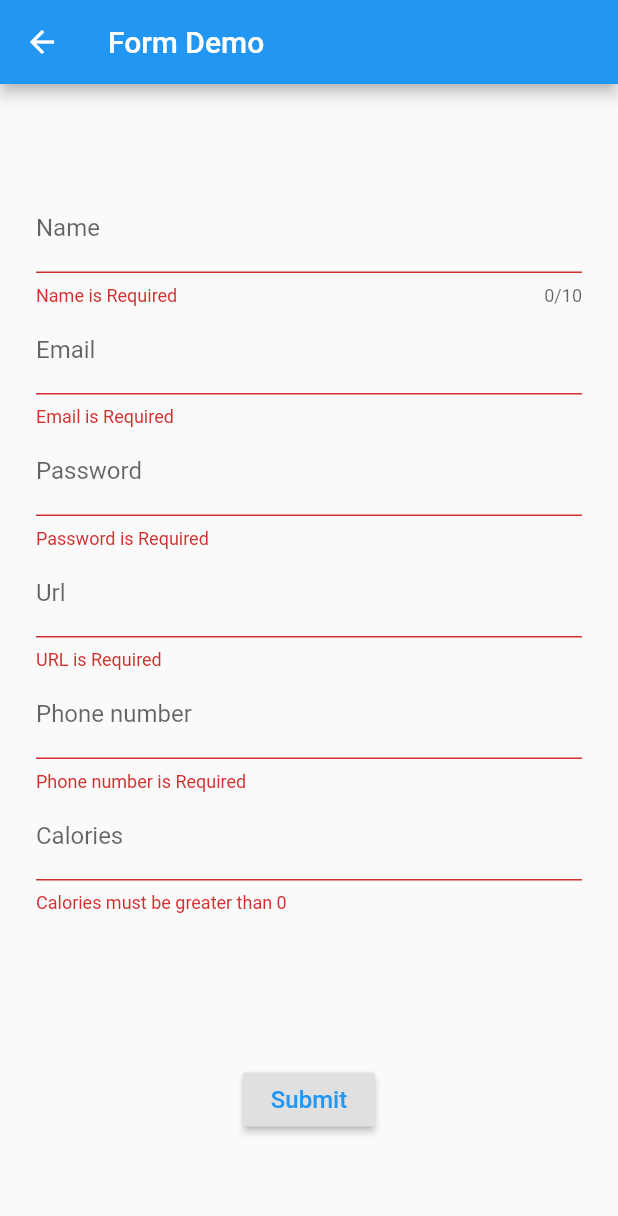
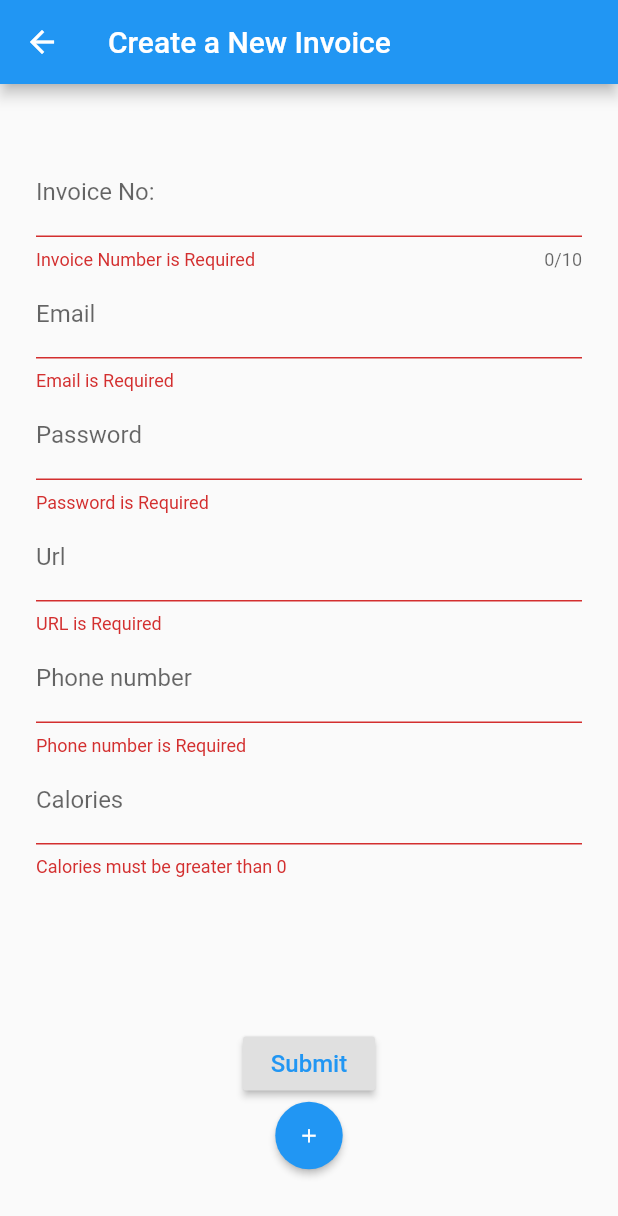
Before and after one commit to sayyidkhan/learning_flutter, a Flutter app: the FormScreen screen opened by its route, after a tap on "Submit", on a phone screen of 412 x 824 dp. Shown: the top 1216 px of the screen. Run offline on Flutter 3.47's test engine with Material 2 defaults, Android fonts, the phone set to English and light mode, and no system bars; our stand-ins replace google_fonts, pdf, printing; missing offline and left inert: flutter_full_pdf_viewer.

Commit message:
added a form to create a new pdf, currently the form is still a work in progress

```diff
--- a/pdf_test/lib/constant/DummyContent.dart
+++ b/pdf_test/lib/constant/DummyContent.dart
@@ -87,7 +87,7 @@ class Content2 {
 //              style:
             ),
             widgets.Text(
-              "No. 01/12/2019",
+              "No: 01/12/2019",
 //              style: widgets.TextStyle(
 //                font: ralewayBold,
 //                fontSize: 24.0,
@@ -166,6 +166,7 @@ class Content2 {
                   ["No","Service","Net Price","VAT Rate","Total Gross"],
                   ["1","Flutter Development","\$1000","-","\$1000"],
                   ["2","Gatsby Development","\$500","-","\$500"],
+                  ["3","React Development","\$5000","-","\$5000"],
                 ]
             ),
             widgets.SizedBox(height: 1.0 * PdfPageFormat.cm),
--- a/pdf_test/lib/main.dart
+++ b/pdf_test/lib/main.dart
@@ -11,7 +11,7 @@ class MyApp extends StatelessWidget {
   @override
   Widget build(BuildContext context) {
     return MaterialApp(
-      title: 'Flutter Demo',
+      title: 'Invoice App',
       theme: ThemeData(
         primarySwatch: Colors.blue,
       ),
@@ -48,7 +48,7 @@ class MyHomePage extends StatelessWidget {
           icon: const Icon(Icons.add),
           tooltip: 'add new invoice',
           onPressed: () {
-            Navigator.pushNamed(context,  FormScreen.routeName );
+            Navigator.pushNamed( context,  FormScreen.routeName );
           }
         ),
       ),
--- a/pdf_test/lib/screen/FormScreen.dart
+++ b/pdf_test/lib/screen/FormScreen.dart
@@ -11,7 +11,7 @@ class FormScreen extends StatefulWidget {
 
 class FormScreenState extends State<FormScreen> {
 
-  String _name;
+  String _invoiceNumber;
   String _email;
   String _password;
   String _url;
@@ -20,24 +20,24 @@ class FormScreenState extends State<FormScreen> {
 
   final GlobalKey<FormState> _formKey = GlobalKey<FormState>();
 
-  Widget _buildName() {
+  Widget _buildInvoiceNumber() {
     return TextFormField(
-      decoration: InputDecoration(labelText: 'Name'),
+      decoration: InputDecoration(labelText: 'Invoice No:'),
       maxLength: 10,
       validator: (String value) {
         if (value.isEmpty) {
-          return 'Name is Required';
+          return 'Invoice Number is Required';
         }
-
         return null;
       },
       onSaved: (String value) {
-        _name = value;
+        _invoiceNumber = value;
       },
     );
   }
 
   Widget _buildEmail() {
+    const regExp = r"[a-z0-9!#$%&'*+/=?^_`{|}~-]+(?:\.[a-z0-9!#$%&'*+/=?^_`{|}~-]+)*@(?:[a-z0-9](?:[a-z0-9-]*[a-z0-9])?\.)+[a-z0-9](?:[a-z0-9-]*[a-z0-9])?";
     return TextFormField(
       decoration: InputDecoration(labelText: 'Email'),
       validator: (String value) {
@@ -45,8 +45,7 @@ class FormScreenState extends State<FormScreen> {
           return 'Email is Required';
         }
 
-        if (!RegExp(
-            r"[a-z0-9!#$%&'*+/=?^_`{|}~-]+(?:\.[a-z0-9!#$%&'*+/=?^_`{|}~-]+)*@(?:[a-z0-9](?:[a-z0-9-]*[a-z0-9])?\.)+[a-z0-9](?:[a-z0-9-]*[a-z0-9])?")
+        if (!RegExp(regExp)
             .hasMatch(value)) {
           return 'Please enter a valid email Address';
         }
@@ -132,7 +131,7 @@ class FormScreenState extends State<FormScreen> {
   @override
   Widget build(BuildContext context) {
     return Scaffold(
-      appBar: AppBar(title: Text("Form Demo")),
+      appBar: AppBar(title: Text("Create a New Invoice")),
       body: Container(
         margin: EdgeInsets.all(24),
         child: Form(
@@ -140,7 +139,7 @@ class FormScreenState extends State<FormScreen> {
           child: Column(
             mainAxisAlignment: MainAxisAlignment.center,
             children: <Widget>[
-              _buildName(),
+              _buildInvoiceNumber(),
               _buildEmail(),
               _buildPassword(),
               _builURL(),
@@ -159,7 +158,7 @@ class FormScreenState extends State<FormScreen> {
 
                   _formKey.currentState.save();
 
-                  print(_name);
+                  print(_invoiceNumber);
                   print(_email);
                   print(_phoneNumber);
                   print(_url);
@@ -168,7 +167,19 @@ class FormScreenState extends State<FormScreen> {
 
                   //Send to API
                 },
-              )
+              ),
+              RawMaterialButton(
+                onPressed: () {},
+                elevation: 2.0,
+                fillColor: Colors.blue,
+                child: Icon(
+                  Icons.add,
+                  size: 15.0,
+                  color: Colors.white,
+                ),
+                padding: EdgeInsets.all(15.0),
+                shape: CircleBorder(),
+              ),
             ],
           ),
         ),
```
